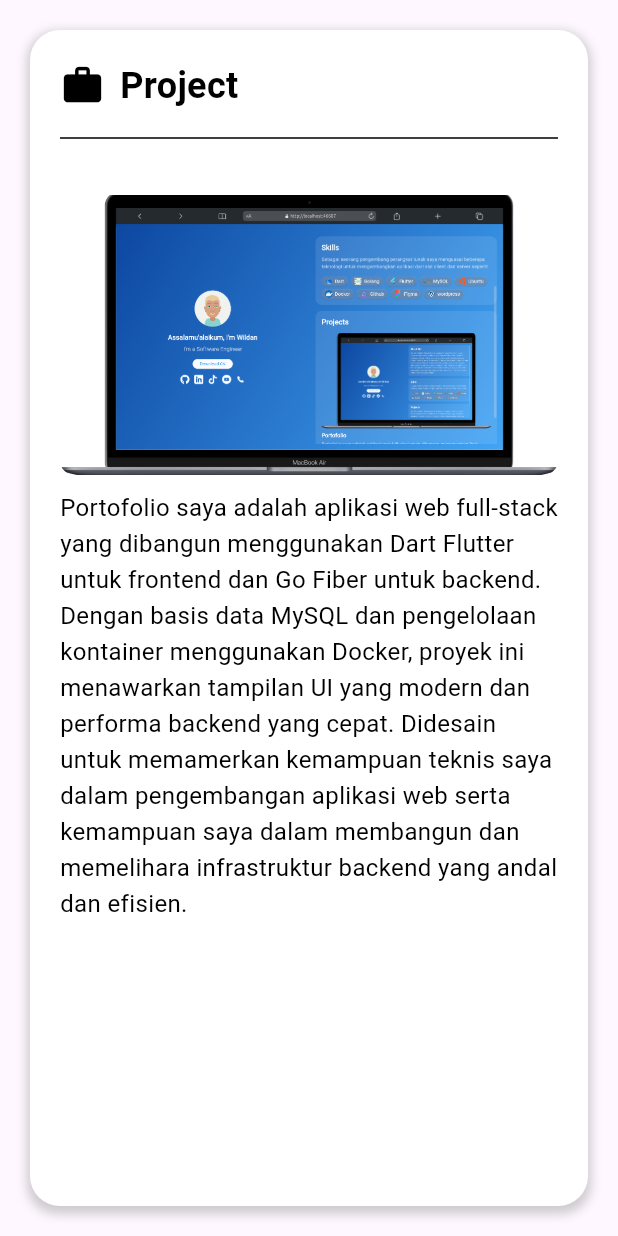
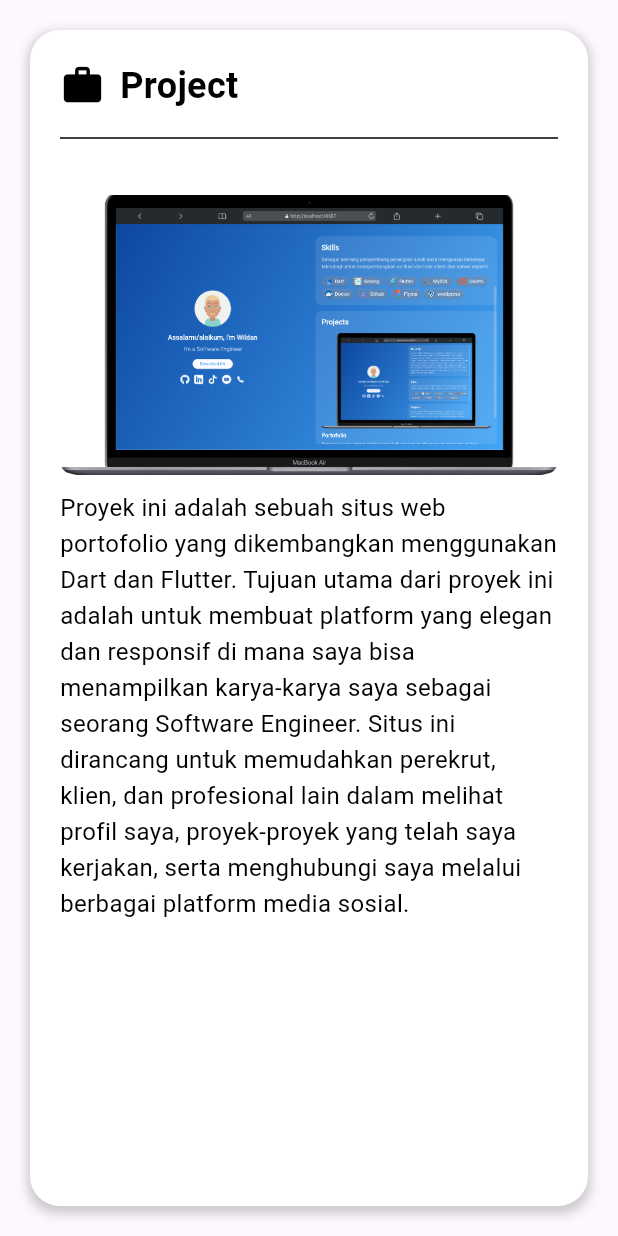
Before and after one commit to programmernusantara/pronus, a Flutter app: the Project widget shown alone on an empty page, opened directly, on a phone screen of 412 x 824 dp. Run offline on Flutter 3.47's test engine with Material 3 defaults, Android fonts, the phone set to English and light mode, and no system bars; our stand-ins replace google_fonts.

Commit message:
first commit

```diff
--- a/lib/src/screens/project.dart
+++ b/lib/src/screens/project.dart
@@ -57,7 +57,7 @@ class Project extends StatelessWidget {
           ),
           const SizedBox(height: 10), // Jarak antara gambar dan judul
           const Text(
-            "Portofolio saya adalah aplikasi web full-stack yang dibangun menggunakan Dart Flutter untuk frontend dan Go Fiber untuk backend. Dengan basis data MySQL dan pengelolaan kontainer menggunakan Docker, proyek ini menawarkan tampilan UI yang modern dan performa backend yang cepat. Didesain untuk memamerkan kemampuan teknis saya dalam pengembangan aplikasi web serta kemampuan saya dalam membangun dan memelihara infrastruktur backend yang andal dan efisien.",
+            'Proyek ini adalah sebuah situs web portofolio yang dikembangkan menggunakan Dart dan Flutter. Tujuan utama dari proyek ini adalah untuk membuat platform yang elegan dan responsif di mana saya bisa menampilkan karya-karya saya sebagai seorang Software Engineer. Situs ini dirancang untuk memudahkan perekrut, klien, dan profesional lain dalam melihat profil saya, proyek-proyek yang telah saya kerjakan, serta menghubungi saya melalui berbagai platform media sosial.',
             style: TextStyle(
               fontSize: 16.0,
               color: Colors.black,
```
